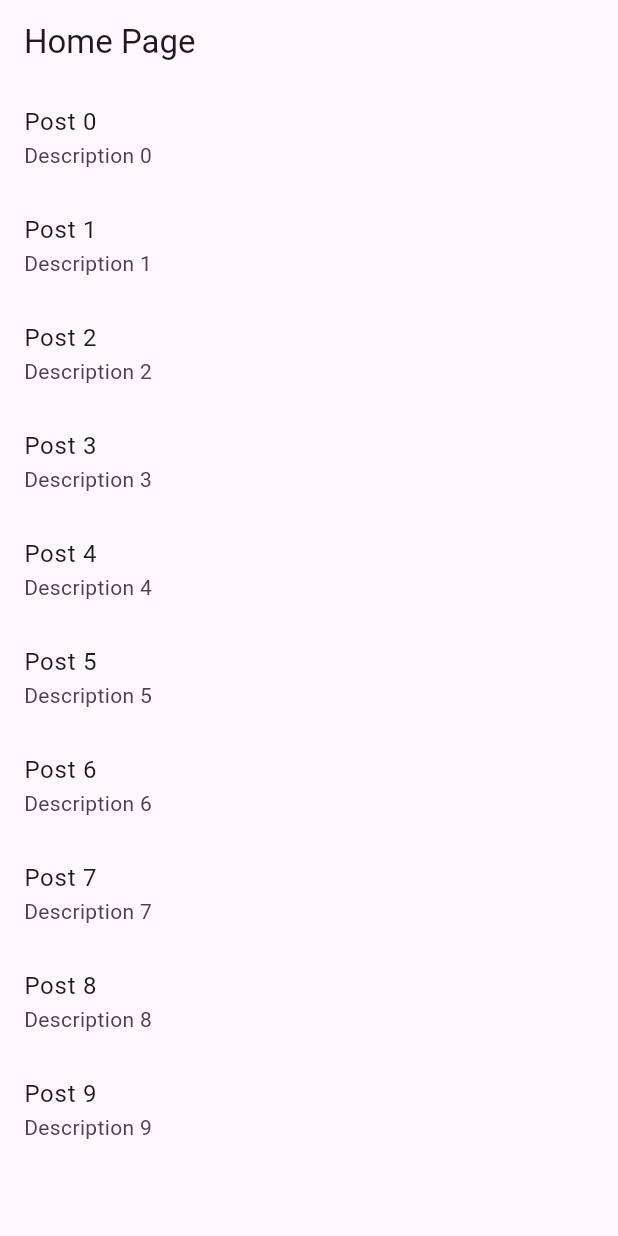
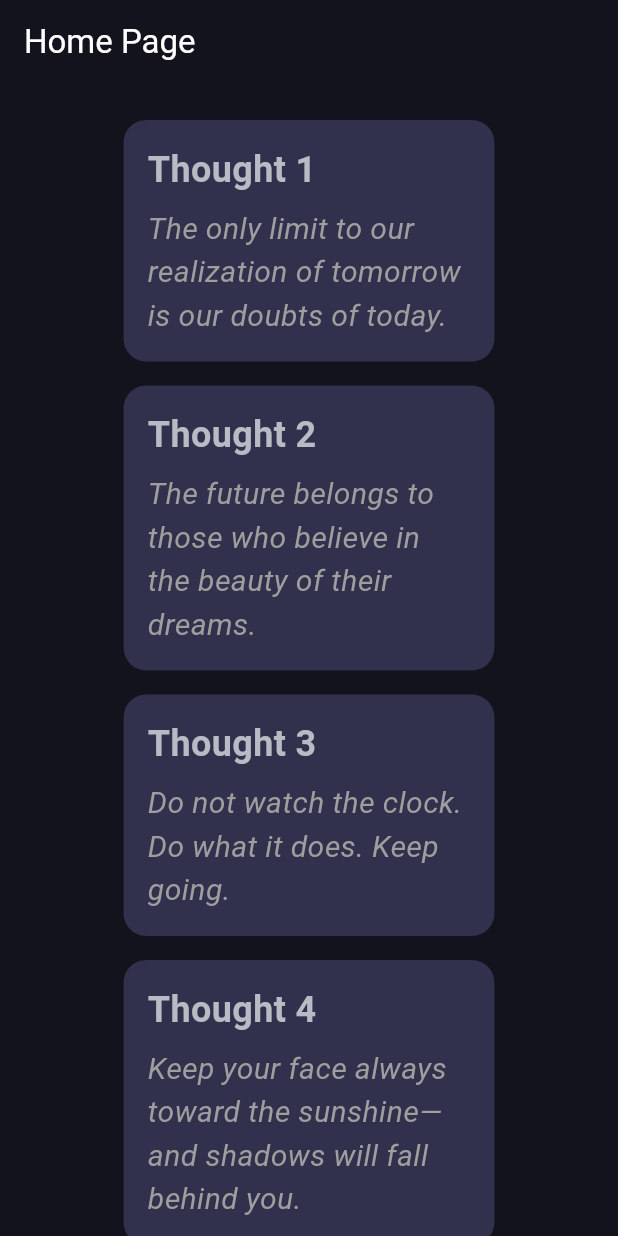
Before and after one commit to Ark1ight/tp_note_flutter, a Flutter app: the screen it shows after launch, on a phone screen of 412 x 824 dp. Run offline on Flutter 3.47's test engine with Material 3 defaults, Android fonts, the phone set to English and light mode, and no system bars; our stand-ins replace flutter_bloc.

Commit message:
updated ui

```diff
--- a/lib/home_page.dart
+++ /dev/null
@@ -1,71 +0,0 @@
-import 'package:crown/shared/blocs/posts_bloc/posts_bloc.dart';
-import 'package:flutter/material.dart';
-import 'package:flutter_bloc/flutter_bloc.dart';
-
-class HomePageScreen extends StatefulWidget {
-  const HomePageScreen({super.key});
-
-  @override
-  State<HomePageScreen> createState() => _HomePageScreenState();
-
-}
-
-class _HomePageScreenState extends State<HomePageScreen> {
-  @override
-  void initState() {
-    super.initState();
-    _getAllPosts();
-  }
-
-  @override
-  Widget build(BuildContext context) {
-    return BlocListener<PostsBloc,PostsState>(
-      listener: (context,state){
-        if(state.status == PostsStatus.error){
-          ScaffoldMessenger.of(context).showSnackBar(
-            const SnackBar(
-              content: Text("error"),
-            ),
-          );
-        }
-      },
-      child: Scaffold(
-        appBar: AppBar(
-          title: const Text('Home Page'),
-        ),
-        body: BlocBuilder<PostsBloc,PostsState>(
-          builder: (context,state){
-            if(state.status == PostsStatus.loading){
-              return const Center(
-                child: CircularProgressIndicator(),
-              );
-            } else if(state.status == PostsStatus.success){
-              return ListView.builder(
-                itemCount: state.posts.length,
-                itemBuilder: (context,index){
-                  final post = state.posts[index];
-                  return ListTile(
-                    title: Text(post.title),
-                    subtitle: Text(post.description),
-                  );
-                },
-              );
-            } else {
-              return const Center(
-                child: Text('Something went wrong!'),
-              );
-            }
-          },
-        ),
-      ),
-    );
-  }
-
-  void _getAllPosts() {
-    final postsBloc = BlocProvider.of<PostsBloc>(context);
-    postsBloc.add(const GetAllPosts(''));
-
-  }
-
-
-}
--- /dev/null
+++ b/lib/home_page_screen/home_page.dart
@@ -0,0 +1,94 @@
+import 'package:milky_way/home_page_screen/widgets/post_list_item.dart';
+import 'package:milky_way/shared/blocs/posts_bloc/posts_bloc.dart';
+import 'package:flutter/material.dart';
+import 'package:flutter_bloc/flutter_bloc.dart';
+
+import '../app_exception.dart';
+import '../models/post.dart';
+
+class HomePageScreen extends StatefulWidget {
+  const HomePageScreen({super.key});
+
+  @override
+  State<HomePageScreen> createState() => _HomePageScreenState();
+
+}
+
+class _HomePageScreenState extends State<HomePageScreen> {
+  @override
+  void initState() {
+    super.initState();
+    _getAllPosts();
+  }
+
+  @override
+  Widget build(BuildContext context) {
+    return BlocListener<PostsBloc,PostsState>(
+      listener: (context,state){
+        if(state.status == PostsStatus.error){
+          ScaffoldMessenger.of(context).showSnackBar(
+            const SnackBar(
+              content: Text("error"),
+            ),
+          );
+        }
+      },
+      child: Scaffold(backgroundColor: const Color(0xFF12131C),
+        appBar: AppBar(
+          title: const Text('Home Page',style: TextStyle(color: Colors.white),),
+          backgroundColor: const Color(0xFF12131C),
+        ),
+        body: BlocBuilder<PostsBloc,PostsState>(
+          builder: (context,state){
+            return switch(state.status){
+              PostsStatus.initial || PostsStatus.loading => _buildLoading(context),
+              PostsStatus.success => _buildPosts(context,state.posts),
+              PostsStatus.error => _buildError(context, state.exception),
+            };
+          },
+        ),
+      ),
+    );
+  }
+
+  void _getAllPosts() {
+    final postsBloc = BlocProvider.of<PostsBloc>(context);
+    postsBloc.add(const GetAllPosts(''));
+
+  }
+
+
+  Widget _buildLoading(BuildContext context){
+    return const Center(
+      child: CircularProgressIndicator(),
+    );
+  }
+
+  Widget _buildPosts(BuildContext context, List<Post> posts) {
+    return RefreshIndicator(
+      onRefresh: () async => _getAllPosts(),
+      child: ListView.builder(
+        padding: const EdgeInsets.symmetric(vertical: 16.0),
+        itemCount: posts.length,
+        itemBuilder: (context, index) {
+          final post = posts[index];
+          return PostListItem(post: post);
+        },
+      ),
+    );
+  }
+
+
+  Widget _buildError(BuildContext context, AppException? exception) {
+    if (exception == null) {
+      return const Center(
+        child: Text('An unknown error occurred.'),
+      );
+    }
+    return Center(
+      child: Text(exception.toString()),
+    );
+  }
+
+
+}
--- /dev/null
+++ b/lib/home_page_screen/widgets/post_list_item.dart
@@ -0,0 +1,49 @@
+import 'package:flutter/material.dart';
+
+import '../../models/post.dart';
+
+class PostListItem extends StatelessWidget {
+  final Post post;
+
+  PostListItem({required this.post});
+
+  @override
+  Widget build(BuildContext context) {
+    return Center(
+      child: Container(
+        width: MediaQuery.of(context).size.width * 0.6,
+        margin: const EdgeInsets.symmetric(vertical: 8.0),
+        decoration: BoxDecoration(
+          color: const Color(0xFF31304D),
+          borderRadius: BorderRadius.circular(15.0),
+
+        ),
+        child: Padding(
+          padding: const EdgeInsets.all(16.0),
+          child: Column(
+            crossAxisAlignment: CrossAxisAlignment.start,
+            children: [
+              Text(
+                post.title,
+                style: const TextStyle(
+                  fontWeight: FontWeight.bold,
+                  fontSize: 24.0,
+                  color: Color(0xFFB6BBC4),
+                ),
+              ),
+              const SizedBox(height: 8.0),
+              Text(
+                post.description,
+                style: const TextStyle(
+                  fontSize: 20.0,
+                  fontStyle: FontStyle.italic,
+                  color: Colors.grey,
+                ),
+              ),
+            ],
+          ),
+        ),
+      ),
+    );
+  }
+}
--- a/lib/shared/blocs/posts_bloc/posts_bloc.dart
+++ b/lib/shared/blocs/posts_bloc/posts_bloc.dart
@@ -1,5 +1,5 @@
-import 'package:crown/app_exception.dart';
-import 'package:crown/shared/services/posts_repository/posts_repository.dart';
+import 'package:milky_way/app_exception.dart';
+import 'package:milky_way/shared/services/posts_repository/posts_repository.dart';
 import 'package:flutter/cupertino.dart';
 import '../../../models/post.dart';
 import 'package:flutter_bloc/flutter_bloc.dart';
--- a/lib/shared/services/local_posts_data_source/fake_local_posts_data_source.dart
+++ b/lib/shared/services/local_posts_data_source/fake_local_posts_data_source.dart
@@ -1,5 +1,5 @@
 
-import 'package:crown/shared/services/local_posts_data_source/local_posts_data_source.dart';
+import 'package:milky_way/shared/services/local_posts_data_source/local_posts_data_source.dart';
 
 import '../../../models/post.dart';
 
--- a/lib/shared/services/posts_data_source/posts_fake_data_source.dart
+++ b/lib/shared/services/posts_data_source/posts_fake_data_source.dart
@@ -1,4 +1,4 @@
-import 'package:crown/shared/services/posts_data_source/posts_data_source.dart';
+import 'package:milky_way/shared/services/posts_data_source/posts_data_source.dart';
 
 import '../../../models/post.dart';
 
@@ -6,6 +6,17 @@ class PostsFakeDataSource extends PostsDataSource {
   @override
   Future<List<Post>> getAllPosts() async {
     await Future.delayed(const Duration(seconds: 1));
-    return List.generate(10, (index) => Post(id: index, title: 'Post $index', description: 'Description $index'));
+    return [
+      const Post(id: 1, title: 'Thought 1', description: 'The only limit to our realization of tomorrow is our doubts of today.'),
+      const Post(id: 2, title: 'Thought 2', description: 'The future belongs to those who believe in the beauty of their dreams.'),
+      const Post(id: 3, title: 'Thought 3', description: 'Do not watch the clock. Do what it does. Keep going.'),
+      const Post(id: 4, title: 'Thought 4', description: 'Keep your face always toward the sunshine—and shadows will fall behind you.'),
+      const Post(id: 5, title: 'Thought 5', description: 'The best way to predict the future is to create it.'),
+      const Post(id: 6, title: 'Thought 6', description: 'You are never too old to set another goal or to dream a new dream.'),
+      const Post(id: 7, title: 'Thought 7', description: 'What lies behind us and what lies before us are tiny matters compared to what lies within us.'),
+      const Post(id: 8, title: 'Thought 8', description: 'The only way to do great work is to love what you do.'),
+      const Post(id: 9, title: 'Thought 9', description: 'Success is not the key to happiness. Happiness is the key to success.'),
+      const Post(id: 10, title: 'Thought 10', description: 'Believe you can and you’re halfway there.')
+    ];
   }
 }
--- a/lib/splash_screen.dart
+++ b/lib/splash_screen.dart
@@ -1,7 +1,7 @@
 import 'package:flutter/material.dart';
 import 'dart:async';
 
-import 'home_page.dart';
+import 'home_page_screen/home_page.dart';
 
 class SplashScreen extends StatefulWidget {
   const SplashScreen({super.key});
@@ -15,7 +15,7 @@ class _SplashScreenState extends State<SplashScreen> {
   void initState() {
     super.initState();
 
-    Future.delayed(const Duration(seconds: 3), () {
+    Future.delayed(const Duration(seconds: 2), () {
       Navigator.of(context).pushReplacement(
         MaterialPageRoute(builder: (context) => const HomePageScreen()),
       );
@@ -25,16 +25,20 @@ class _SplashScreenState extends State<SplashScreen> {
   @override
   Widget build(BuildContext context) {
     return const Scaffold(
-      backgroundColor: Colors.white,
+      backgroundColor: Color(0xFF12131C),
       body: Center(
         child: Column(
           mainAxisAlignment: MainAxisAlignment.center,
           children: [
-            Icon(Icons.grade_rounded, size: 100, color: Colors.yellow),
+            Icon(Icons.grade_outlined, size: 100, color: Color(0xFFFFEA0C)),
             SizedBox(height: 20),
             Text(
-              'Crown',
-              style: TextStyle(fontSize: 18, fontWeight: FontWeight.bold),
+              'Milky Way',
+              style: TextStyle(
+                fontSize: 18,
+                fontWeight: FontWeight.bold,
+                color: Colors.white,
+              ),
             ),
           ],
         ),
--- a/pubspec.yaml
+++ b/pubspec.yaml
@@ -1,4 +1,4 @@
-name: crown
+name: milky_way
 description: "A new Flutter project."
 # The following line prevents the package from being accidentally published to
 # pub.dev using `flutter pub publish`. This is preferred for private packages.
```
Also changed, not shown: lib/main.dart (+6 -6 lines), 2 other files.
